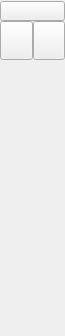
Above: src/ui/forms/qg_cadtoolbarellipses.ui from LibreCAD/LibreCAD before the change. Below: the same form after it.
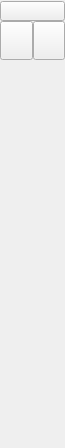
That is the form after the change. Icons and pictures are not drawn.

Patch:
```diff
--- a/src/ui/forms/qg_cadtoolbarellipses.ui
+++ b/src/ui/forms/qg_cadtoolbarellipses.ui
@@ -7,7 +7,7 @@
     <x>0</x>
     <y>0</y>
     <width>65</width>
-    <height>336</height>
+    <height>448</height>
    </rect>
   </property>
   <property name="sizePolicy">
@@ -19,7 +19,7 @@
   <property name="minimumSize">
    <size>
     <width>65</width>
-    <height>336</height>
+    <height>448</height>
    </size>
   </property>
   <property name="windowTitle">
```
